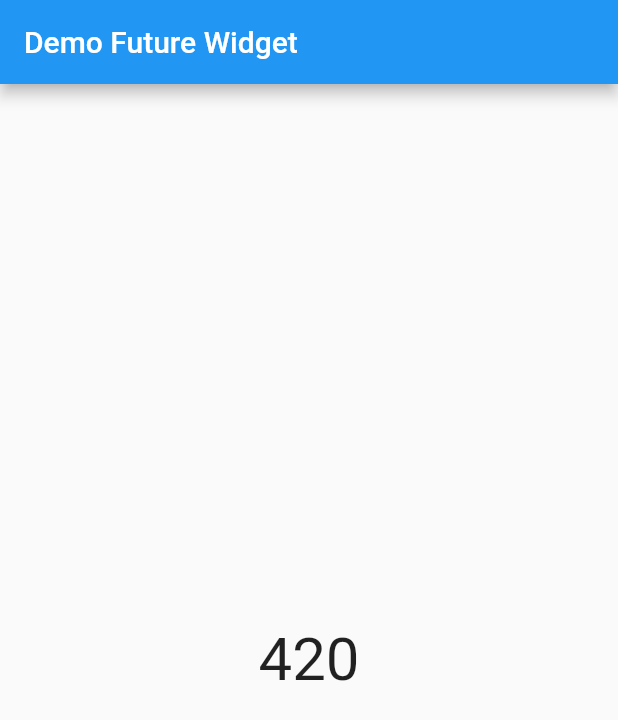
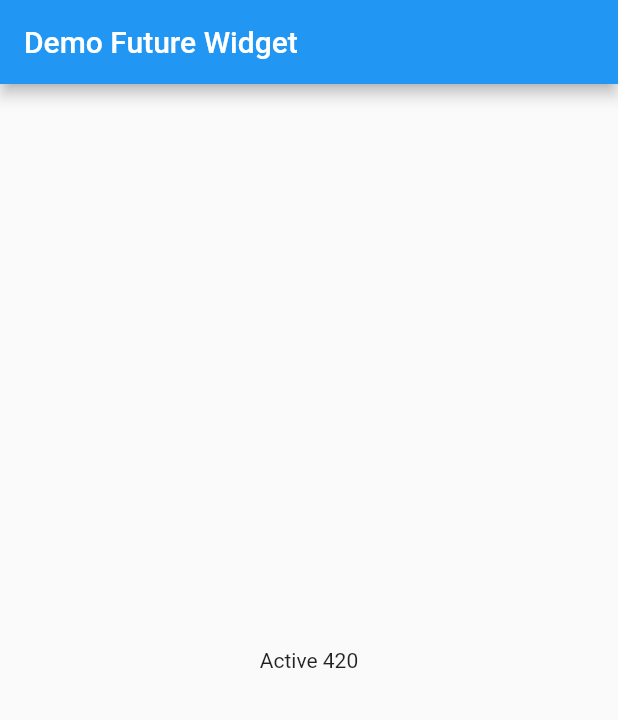
Before and after one commit to baotan2000/flutter_future_widget, a Flutter app: the screen it shows after launch, on a phone screen of 412 x 824 dp. Shown: the top 720 px of the screen. Run offline on Flutter 3.47's test engine with Material 2 defaults, Android fonts, the phone set to English and light mode, and no system bars.

Commit message:
future builder

```diff
--- a/lib/demo_future_widget.dart
+++ b/lib/demo_future_widget.dart
@@ -11,11 +11,16 @@ class DemoFututeWidget extends StatefulWidget {
 }
 
 class _DemoFututeWidgetState extends State<DemoFututeWidget> {
-  Future<int> randomNumber() {
-    Completer<int> completer = Completer();
+  Future<int?> randomNumber() {
+    Completer<int?> completer = Completer();
 
     Future.delayed(Duration(seconds: 2), () {
-      completer.complete(Random().nextInt(1000));
+      var number = Random().nextInt(1000);
+      if (number % 2 == 0) {
+        completer.complete(number);
+      } else {
+        completer.complete(null);
+      }
     });
     return completer.future;
   }
@@ -28,22 +33,21 @@ class _DemoFututeWidgetState extends State<DemoFututeWidget> {
       ),
       body: Container(
         child: Center(
-          child: FutureBuilder<int>(
+          child: FutureBuilder<int?>(
             future: randomNumber(),
             initialData: 0,
             builder: (context, snapshot) {
               if (snapshot.hasError) {
                 return Text(snapshot.error.toString());
               }
-              return InkWell(
-                onTap: () {
-                  setState(() {});
-                },
-                child: Text(
-                  (snapshot.data ?? 0).toString(),
-                  style: TextStyle(fontSize: 40),
-                ),
-              );
+              switch (snapshot.connectionState) {
+                case ConnectionState.none:
+                  return Text("None ${snapshot.data.toString()}");
+                case ConnectionState.waiting:
+                  return CircularProgressIndicator();
+                default:
+                  return Text("Active ${snapshot.data.toString()}");
+              }
             },
           ),
         ),
```
